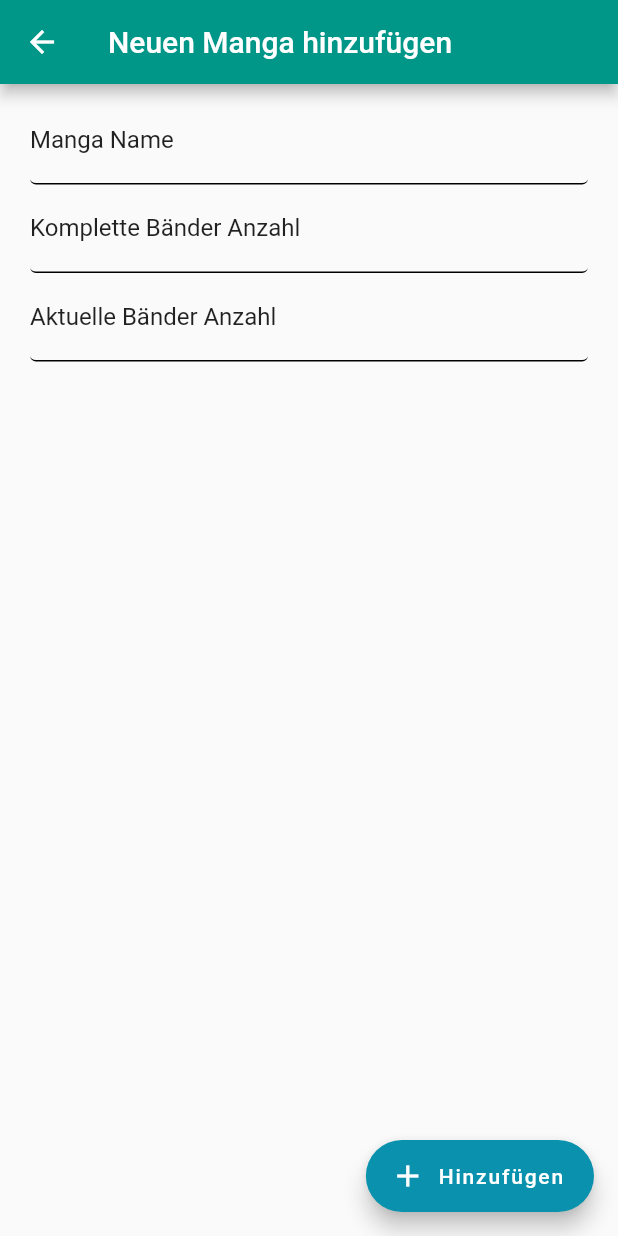
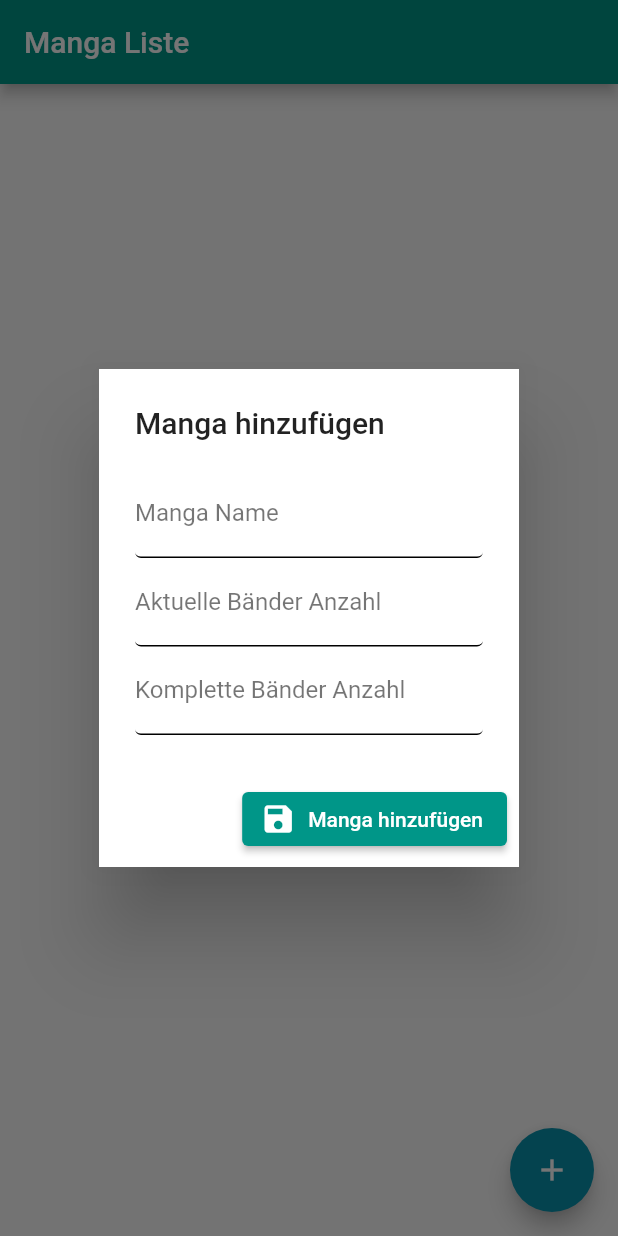
Before and after one commit to kbitGit/manga_volume_tracker, a Flutter app: the screen it shows after launch, after a tap on the "add" icon, on a phone screen of 412 x 824 dp. Run offline on Flutter 3.47's test engine with Material 2 defaults, Android fonts, the phone set to English and light mode, and no system bars; our stand-ins replace moor; generated files the repository leaves out were written again.

Commit message:
Changed Editing and Creation of Mangas. Both now use the same form and are dialog based.
Error Red is now used for error text for invalid form input

```diff
--- /dev/null
+++ b/lib/src/dialogs/add_manga_dialog.dart
@@ -0,0 +1,54 @@
+import 'package:flutter/material.dart';
+import 'package:manga_volume_tracker/src/model/manga.dart';
+import 'package:manga_volume_tracker/src/utils/manga_input_handle.dart';
+import 'package:manga_volume_tracker/src/widgets/manga_creation_and_edit_form.dart';
+import 'package:moor/moor.dart' as moor;
+
+class AddMangaDialog extends StatefulWidget {
+  final Database db;
+
+  const AddMangaDialog({Key key, this.db}) : super(key: key);
+
+  @override
+  _AddMangaDialogState createState() => _AddMangaDialogState();
+}
+
+class _AddMangaDialogState extends State<AddMangaDialog> {
+  MangaInputHandle handle;
+  @override
+  void initState() {
+    super.initState();
+    handle = MangaInputHandle();
+  }
+
+  @override
+  Widget build(BuildContext context) {
+    return AlertDialog(
+      title: Text("Manga hinzufügen"),
+      actions: [
+        ElevatedButton.icon(
+          onPressed: () async {
+            if (handle.validate()) {
+              var toInsert = MangasCompanion(
+                title: moor.Value(handle.name),
+                currentVolume: moor.Value(handle.currentVolume),
+                completeVolumeCount: moor.Value(handle.maxVolume),
+              );
+              await widget.db.addManga(toInsert);
+              Navigator.of(context).pop(true);
+            }
+          },
+          icon: Icon(Icons.save),
+          label: Text("Manga hinzufügen"),
+        )
+      ],
+      content: Column(
+        mainAxisSize: MainAxisSize.min,
+        mainAxisAlignment: MainAxisAlignment.center,
+        children: <Widget>[
+          MangaCreationAndEditForm(handle),
+        ],
+      ),
+    );
+  }
+}
--- a/lib/src/pages/add_manga_page.dart
+++ /dev/null
@@ -1,116 +0,0 @@
-import 'package:flutter/material.dart';
-import 'package:flutter/services.dart';
-import 'package:manga_volume_tracker/src/model/manga.dart';
-import 'package:moor/moor.dart' as moor;
-
-class AddMangaPage extends StatefulWidget {
-  final Database db;
-
-  AddMangaPage(this.db, {Key key}) : super(key: key);
-
-  @override
-  _AddMangaPageState createState() => _AddMangaPageState();
-}
-
-class _AddMangaPageState extends State<AddMangaPage> {
-  final GlobalKey<FormState> _formKey = GlobalKey();
-  final TextEditingController nameController = TextEditingController();
-
-  final TextEditingController currentVolumeController = TextEditingController();
-
-  final TextEditingController completedVolumeCountController =
-      TextEditingController();
-  String _validateName(String value) {
-    if (value.isEmpty) return 'A Manga name is required';
-    return null;
-  }
-
-  String _validateCurrentVolume(String value) {
-    if (value.isEmpty) return 'The current volume is required';
-    var current = int.parse(value);
-    var completeCount = int.parse(completedVolumeCountController.text ?? "0");
-    if (current > completeCount)
-      return "The current volume cannot be bigger than the complete count";
-    return null;
-  }
-
-  String _validateCompletedVolumeCount(String value) {
-    if (value.isEmpty) return 'The complete volume count is required';
-    var current = int.parse(currentVolumeController.text ?? "0");
-    var completeCount = int.parse(value);
-    if (current > completeCount)
-      return "The complete volume count cannot be smaller than the current count";
-    return null;
-  }
-
-  @override
-  Widget build(BuildContext context) {
-    return Scaffold(
-      appBar: AppBar(
-        title: Text("Neuen Manga hinzufügen"),
-      ),
-      body: Padding(
-        padding: const EdgeInsets.symmetric(vertical: 8.0, horizontal: 20),
-        child: SingleChildScrollView(
-          child: Form(
-            key: _formKey,
-            child: Column(
-              crossAxisAlignment: CrossAxisAlignment.start,
-              children: <Widget>[
-                TextFormField(
-                  controller: nameController,
-                  maxLines: 1,
-                  validator: _validateName,
-                  decoration: InputDecoration(labelText: "Manga Name"),
-                  textInputAction: TextInputAction.next,
-                  onFieldSubmitted: (_) => FocusScope.of(context).nextFocus(),
-                ),
-                TextFormField(
-                  controller: completedVolumeCountController,
-                  maxLines: 1,
-                  validator: _validateCompletedVolumeCount,
-                  decoration:
-                      InputDecoration(labelText: "Komplette Bänder Anzahl"),
-                  keyboardType: TextInputType.number,
-                  inputFormatters: <TextInputFormatter>[
-                    FilteringTextInputFormatter.digitsOnly,
-                  ],
-                  textInputAction: TextInputAction.next,
-                  onFieldSubmitted: (_) => FocusScope.of(context).nextFocus(),
-                ),
-                TextFormField(
-                  controller: currentVolumeController,
-                  maxLines: 1,
-                  decoration:
-                      InputDecoration(labelText: "Aktuelle Bänder Anzahl"),
-                  keyboardType: TextInputType.number,
-                  validator: _validateCurrentVolume,
-                  inputFormatters: <TextInputFormatter>[
-                    FilteringTextInputFormatter.digitsOnly,
-                  ],
-                ),
-              ],
-            ),
-          ),
-        ),
-      ),
-      floatingActionButton: FloatingActionButton.extended(
-        onPressed: () async {
-          if (_formKey.currentState.validate()) {
-            var toInsert = MangasCompanion(
-              title: moor.Value(nameController.text),
-              currentVolume:
-                  moor.Value(int.parse(currentVolumeController.text)),
-              completeVolumeCount:
-                  moor.Value(int.parse(completedVolumeCountController.text)),
-            );
-            await widget.db.addManga(toInsert);
-            Navigator.of(context).pop();
-          }
-        },
-        icon: Icon(Icons.add),
-        label: Text("Hinzufügen"),
-      ),
-    );
-  }
-}
--- a/lib/src/pages/main_page.dart
+++ b/lib/src/pages/main_page.dart
@@ -1,9 +1,9 @@
 import 'package:flutter/material.dart';
+import 'package:manga_volume_tracker/src/dialogs/add_manga_dialog.dart';
+import 'package:manga_volume_tracker/src/dialogs/edit_manga_dialog.dart';
 import 'package:manga_volume_tracker/src/model/manga.dart';
-import 'package:manga_volume_tracker/src/widgets/edit_manga_dialog.dart';
 import 'package:manga_volume_tracker/src/widgets/manga_list_item.dart';
 import 'package:moor/moor.dart';
-import 'add_manga_page.dart';
 
 class MainPage extends StatefulWidget {
   MainPage({Key key}) : super(key: key);
@@ -89,7 +89,7 @@ class _MainPageState extends State<MainPage> {
   }
 
   void _openEditMangaScreen(int index, BuildContext context) async {
-    var result = await showDialog(
+    var result = await showDialog<bool>(
       builder: (BuildContext context) {
         return EditMangaDialog(
           db: db,
@@ -105,11 +105,17 @@ class _MainPageState extends State<MainPage> {
   }
 
   void _addManga() async {
-    await Navigator.of(context).push(
-      MaterialPageRoute(
-        builder: (context) => AddMangaPage(db),
-      ),
+    var result = await showDialog<bool>(
+      builder: (BuildContext context) {
+        return AddMangaDialog(
+          db: db,
+        );
+      },
+      context: context,
+      barrierDismissible: true,
     );
-    _updateMangasList();
+    if (result ?? false) {
+      _updateMangasList();
+    }
   }
 }
--- a/lib/src/themes/dark_mode_color_theme.dart
+++ b/lib/src/themes/dark_mode_color_theme.dart
@@ -318,12 +318,6 @@ final ThemeData darkModeColorTheme = ThemeData(
     ),
   ),
   inputDecorationTheme: InputDecorationTheme(
-    labelStyle: TextStyle(
-      color: Color(0xffffffff),
-      fontSize: 16.0,
-      fontWeight: FontWeight.w400,
-      fontStyle: FontStyle.normal,
-    ),
     helperStyle: TextStyle(
       color: Color(0xffffffff),
       fontSize: 16.0,
@@ -337,7 +331,7 @@ final ThemeData darkModeColorTheme = ThemeData(
       fontStyle: FontStyle.normal,
     ),
     errorStyle: TextStyle(
-      color: Color(0xffffffff),
+      color: Color(0xffd32f2f),
       fontSize: 16.0,
       fontWeight: FontWeight.w400,
       fontStyle: FontStyle.normal,
@@ -370,7 +364,7 @@ final ThemeData darkModeColorTheme = ThemeData(
     fillColor: Color(0x00000000),
     errorBorder: UnderlineInputBorder(
       borderSide: BorderSide(
-        color: Color(0xff000000),
+        color: Color(0xffd32f2f),
         width: 1.0,
         style: BorderStyle.solid,
       ),
@@ -386,8 +380,8 @@ final ThemeData darkModeColorTheme = ThemeData(
     ),
     focusedErrorBorder: UnderlineInputBorder(
       borderSide: BorderSide(
-        color: Color(0xff000000),
-        width: 1.0,
+        color: Color(0xffd32f2f),
+        width: 3.0,
         style: BorderStyle.solid,
       ),
       borderRadius: BorderRadius.all(Radius.circular(4.0)),
--- a/lib/src/themes/default_color_theme.dart
+++ b/lib/src/themes/default_color_theme.dart
@@ -307,12 +307,6 @@ final ThemeData defaultColorTheme = ThemeData(
     ),
   ),
   inputDecorationTheme: InputDecorationTheme(
-    labelStyle: TextStyle(
-      color: Color(0xdd000000),
-      fontSize: 16.0,
-      fontWeight: FontWeight.w400,
-      fontStyle: FontStyle.normal,
-    ),
     helperStyle: TextStyle(
       color: Color(0xdd000000),
       fontSize: 16.0,
@@ -326,8 +320,8 @@ final ThemeData defaultColorTheme = ThemeData(
       fontStyle: FontStyle.normal,
     ),
     errorStyle: TextStyle(
-      color: Color(0xdd000000),
-      fontSize: 16.0,
+      color: Color(0xffd32f2f),
+      fontSize: 14.0,
       fontWeight: FontWeight.w400,
       fontStyle: FontStyle.normal,
     ),
@@ -359,7 +353,7 @@ final ThemeData defaultColorTheme = ThemeData(
     fillColor: Color(0x00000000),
     errorBorder: UnderlineInputBorder(
       borderSide: BorderSide(
-        color: Color(0xff000000),
+        color: Color(0xffd32f2f),
         width: 1.0,
         style: BorderStyle.solid,
       ),
@@ -375,8 +369,8 @@ final ThemeData defaultColorTheme = ThemeData(
     ),
     focusedErrorBorder: UnderlineInputBorder(
       borderSide: BorderSide(
-        color: Color(0xff000000),
-        width: 1.0,
+        color: Color(0xffd32f2f),
+        width: 3.0,
         style: BorderStyle.solid,
       ),
       borderRadius: BorderRadius.all(Radius.circular(4.0)),
--- /dev/null
+++ b/lib/src/utils/manga_input_handle.dart
@@ -0,0 +1,20 @@
+import 'package:flutter/material.dart';
+import 'package:manga_volume_tracker/src/model/manga.dart';
+
+class MangaInputHandle {
+  final GlobalKey<FormState> formKey = GlobalKey();
+  String name;
+  int currentVolume;
+  int maxVolume;
+
+  MangaInputHandle();
+  MangaInputHandle.fromManga(Manga manga) {
+    name = manga.title;
+    currentVolume = manga.currentVolume;
+    maxVolume = manga.completeVolumeCount;
+  }
+
+  bool validate() {
+    return formKey.currentState.validate();
+  }
+}
--- /dev/null
+++ b/lib/src/widgets/manga_creation_and_edit_form.dart
@@ -0,0 +1,115 @@
+import 'package:flutter/material.dart';
+import 'package:flutter/services.dart';
+import 'package:manga_volume_tracker/src/utils/manga_input_handle.dart';
+
+class MangaCreationAndEditForm extends StatefulWidget {
+  final MangaInputHandle handle;
+
+  MangaCreationAndEditForm(this.handle, {Key key}) : super(key: key);
+
+  @override
+  _MangaCreationAndEditFormState createState() =>
+      _MangaCreationAndEditFormState();
+}
+
+class _MangaCreationAndEditFormState extends State<MangaCreationAndEditForm> {
+  final TextEditingController nameController = TextEditingController();
+
+  final TextEditingController currentVolumeController = TextEditingController();
+
+  final TextEditingController completedVolumeCountController =
+      TextEditingController();
+
+  String _validateName(String value) {
+    if (value.isEmpty) return 'Ein Manga Name wird benötigt.';
+    return null;
+  }
+
+  String _validateCurrentVolume(String value) {
+    if (value?.isEmpty ?? true)
+      return 'Die aktuelle Bänderanzahl wird benötigt.';
+    var current = int.tryParse(value);
+    var completeCount =
+        int.tryParse(completedVolumeCountController.text ?? "0");
+    if (current > completeCount)
+      return "Die aktuelle Bänderanzahl kann nicht größer sein als die Gesamtanzahl an Bändern.";
+    return null;
+  }
+
+  String _validateCompletedVolumeCount(String value) {
+    if (value?.isEmpty ?? true)
+      return 'Die Gesamtanzahl an Bändern wird benötigt.';
+    var current = int.parse(currentVolumeController.text ?? "0");
+    var completeCount = int.parse(value);
+    if (current > completeCount)
+      return "Die Gesamtanzahl an Bändern kann nicht kleiner sein als die aktuelle Bänderanzahl.";
+    return null;
+  }
+
+  @override
+  void initState() {
+    super.initState();
+
+    var handle = widget.handle;
+    nameController.addListener(() {
+      handle.name = nameController.text;
+    });
+    currentVolumeController.addListener(() {
+      handle.currentVolume = int.tryParse(currentVolumeController.text);
+    });
+    completedVolumeCountController.addListener(() {
+      handle.maxVolume = int.tryParse(completedVolumeCountController.text);
+    });
+    nameController.text = handle.name ?? "";
+    currentVolumeController.text = handle.currentVolume?.toString() ?? "";
+    completedVolumeCountController.text = handle.maxVolume?.toString() ?? "";
+  }
+
+  @override
+  Widget build(BuildContext context) {
+    return Form(
+      key: widget.handle.formKey,
+      child: Column(
+        crossAxisAlignment: CrossAxisAlignment.start,
+        children: <Widget>[
+          TextFormField(
+            controller: nameController,
+            maxLines: 1,
+            validator: _validateName,
+            decoration: InputDecoration(labelText: "Manga Name"),
+            textInputAction: TextInputAction.next,
+            onFieldSubmitted: (_) => FocusScope.of(context).nextFocus(),
+          ),
+          TextFormField(
+            controller: currentVolumeController,
+            maxLines: 1,
+            decoration: InputDecoration(
+              labelText: "Aktuelle Bänder Anzahl",
+              errorMaxLines: 4,
+            ),
+            keyboardType: TextInputType.number,
+            validator: _validateCurrentVolume,
+            inputFormatters: <TextInputFormatter>[
+              FilteringTextInputFormatter.digitsOnly,
+            ],
+            onFieldSubmitted: (_) => FocusScope.of(context).nextFocus(),
+          ),
+          TextFormField(
+            controller: completedVolumeCountController,
+            maxLines: 1,
+            validator: _validateCompletedVolumeCount,
+            decoration: InputDecoration(
+              labelText: "Komplette Bänder Anzahl",
+              errorMaxLines: 4,
+            ),
+            keyboardType: TextInputType.number,
+            inputFormatters: <TextInputFormatter>[
+              FilteringTextInputFormatter.digitsOnly,
+            ],
+            textInputAction: TextInputAction.next,
+          ),
+        ],
+      ),
+    );
+  }
+}
```
Also changed, not shown: lib/src/dialogs/edit_manga_dialog.dart (added, +55 -0 lines), lib/src/widgets/edit_manga_dialog.dart (deleted, +0 -65 lines).
